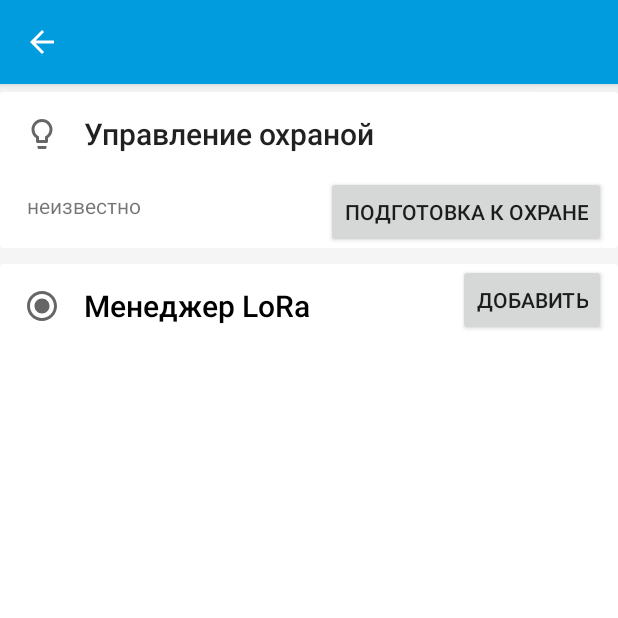
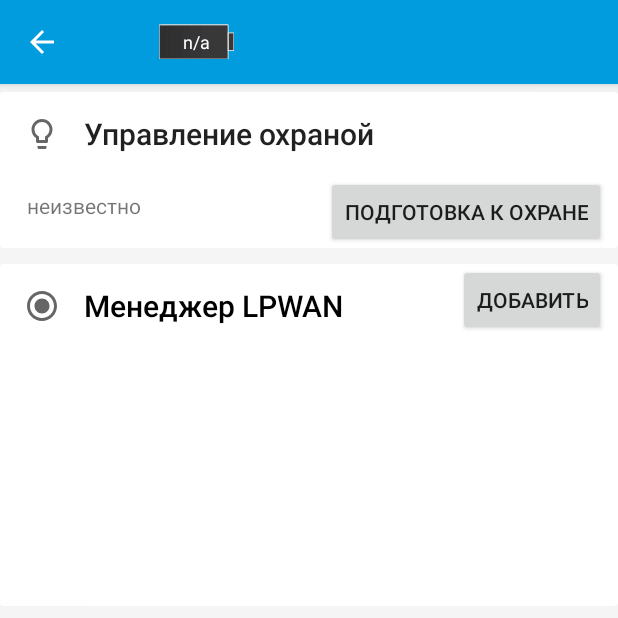
Before and after one commit to SmartTech/Android-nRF-Vega, an Android app: the BlinkyActivity screen opened directly, with no data from a screen before it, on a phone screen of 412 x 824 dp, the top half of it. Run offline under Robolectric (Android 15) with nearby library versions, the phone set to English and light mode, and no system bars; 18 statements that could not run were skipped.

Commit message:
Доработки интерфейса. Добавил температуру из сервиса BAS

```diff
--- a/app/build.gradle
+++ b/app/build.gradle
@@ -9,7 +9,7 @@ android {
         minSdkVersion 18
         targetSdkVersion 27
         versionCode 5
-        versionName "4.0.5"
+        versionName "4.1.0"
         resConfigs "en"
     }
 
--- a/app/src/main/java/no/nordicsemi/android/vega/BlinkyActivity.java
+++ b/app/src/main/java/no/nordicsemi/android/vega/BlinkyActivity.java
@@ -338,7 +338,8 @@ public class BlinkyActivity extends AppCompatActivity implements LoraAdapter.Cli
 		});
 
 		viewModel.getStatusBat().observe(this, value -> {
-			TextView info_bat = findViewById(R.id.info_device_bat_value);
+			//TextView info_bat = findViewById(R.id.info_device_bat_value);
+			TextView info_bat = findViewById(R.id.battery);
 			info_bat.setText(String.valueOf(value) + "%");
 		});
 
--- a/app/src/main/res/layout/activity_blinky.xml
+++ b/app/src/main/res/layout/activity_blinky.xml
@@ -47,7 +47,24 @@
 			android:layout_width="match_parent"
 			android:layout_height="?attr/actionBarSize"
 			android:background="?attr/colorPrimary"
-			app:popupTheme="@style/AppTheme.PopupOverlay" />
+			app:popupTheme="@style/AppTheme.PopupOverlay" >
+
+			<TextView
+				android:id="@+id/battery"
+				android:layout_width="wrap_content"
+				android:layout_height="wrap_content"
+				android:layout_alignParentLeft="true"
+				android:layout_marginLeft="50dp"
+				android:layout_marginTop="8dp"
+				android:background="@drawable/battery"
+				android:freezesText="true"
+				android:gravity="center"
+				android:text="n/a"
+				android:textColor="#FFFFFF"
+				android:textSize="12sp"/>
+
+		</android.support.v7.widget.Toolbar>
+
 
 	</android.support.design.widget.AppBarLayout>
 
@@ -188,6 +205,7 @@
 						android:layout_marginEnd="8dp"
 						android:padding="5dp"
 						android:text="@string/device_battery"
+						android:visibility="gone"
 						app:layout_constraintLeft_toLeftOf="parent"
 						app:layout_constraintTop_toBottomOf="@+id/info_device_temp" />
 
@@ -200,6 +218,7 @@
 						android:padding="5dp"
 						android:text="value"
 						android:gravity="right"
+						android:visibility="gone"
 						app:layout_constraintEnd_toEndOf="parent"
 						app:layout_constraintStart_toEndOf="@+id/info_device_bat"
 						app:layout_constraintTop_toBottomOf="@+id/info_device_temp" />
@@ -316,7 +335,7 @@
 					<ListView
 						android:id="@+id/LoraListView"
 						android:layout_width="match_parent"
-						android:layout_height="200dp"
+						android:layout_height="180dp"
 						app:layout_constraintTop_toBottomOf="@+id/add_lora_item" />
 
 					<Button
--- a/app/src/main/res/layout/activity_splash_screen.xml
+++ b/app/src/main/res/layout/activity_splash_screen.xml
@@ -49,8 +49,8 @@
 		android:layout_gravity="center"
 		android:layout_marginTop="0dp"
 		android:scaleType="center"
-		android:scaleX="1.2"
-		android:scaleY="1.2"
-		android:src="@drawable/logo_v"/>
+		android:scaleX="1.4"
+		android:scaleY="1.4"
+		android:src="@drawable/glosav_logo_portrait"/>
 
 </RelativeLayout>
--- a/app/src/main/res/values/strings.xml
+++ b/app/src/main/res/values/strings.xml
@@ -29,37 +29,35 @@
   -->
 
 <resources>
-    <string name="app_name">VegaSeal</string>
-    <string name="feature_name">TEST</string>
+    <string name="app_name">GlosavES</string>
+    <string name="feature_name">VegaSeal</string>
 
     <string name="title">@string/app_name</string>
 
-    <string name="unknown_device">Unknown Device</string>
-    <string name="title_device_name">Информация</string>
+    <string name="title_arm_control">Управление охраной</string>
+    <string name="title_lora_manager">Менеджер LPWAN</string>
+
+    <string name="arm_check">проверка...</string>
+    <string name="arm_state_prepare">Ожидание троса...</string>
+    <string name="arm_button_prepare">Подготовка к охране</string>
+    <string name="arm_button_arm">Поставить на охрану</string>
+    <string name="arm_button_disarm">Снять с охраны</string>
+    <string name="arm_gamma_error">Ошибка модуля</string>
+    <string name="arm_state_true">Охрана активна</string>
+    <string name="arm_state_false">Охрана снята</string>
+    <string name="arm_state_unknown">неизвестно</string>
+    <string name="arm_state_timeout">Таймаут ожидания</string>
+    <string name="arm_alarm">ТРЕВОГА!</string>
+
     <string name="device_serial_number"><b>Серийный номер</b></string>
     <string name="device_temperature"><b>Температура</b></string>
     <string name="device_battery"><b>Заряд АКБ:</b></string>
     <string name="device_state"><b>Потребление:</b></string>
     <string name="device_oid"><b>OID:</b></string>
     <string name="device_is_sleep"><b>Состояние:</b></string>
-    <string name="title_arm_control">Управление охраной</string>
-    <string name="arm_state">Не активна</string>
-    <string name="arm_button_prepare">Подготовка к охране</string>
-    <string name="arm_button_arm">Поставить на охрану</string>
-    <string name="arm_button_disarm">Снять с охраны</string>
-    <string name="arm_gamma_error">Ошибка модуля</string>
-    <string name="arm_check">проверка...</string>
-    <string name="arm_state_unknown">неизвестно</string>
-    <string name="arm_state_true">Охрана активна</string>
-    <string name="arm_state_false">Охрана снята</string>
-    <string name="arm_state_prepare">Ожидание троса...</string>
-    <string name="arm_state_timeout">Таймаут ожидания</string>
-    <string name="arm_alarm">ТРЕВОГА!</string>
-    <string name="turn_on">On</string>
-    <string name="turn_off">Off</string>
-    <string name="title_led_state">LED</string>
-    <string name="title_lora_manager">Менеджер LoRa</string>
-    <string name="state">State</string>
+
+    <string name="unknown_device">Неизвестное уст-во</string>
+
     <string name="button_unknown">UNKNOWN</string>
     <string name="charge_percent">95%</string>
 
```
Also changed, not shown: app/src/main/java/no/nordicsemi/android/vega/adapter/DevicesAdapter.java (+9 -0 lines), app/src/main/java/no/nordicsemi/android/vega/viewmodels/BlinkyViewModel.java (+4 -4 lines), app/src/main/res/drawable-hdpi/battery.png (added), app/src/main/res/drawable-hdpi/glosav_logo_portrait.png (added), app/src/main/res/drawable-hdpi/nordic_logo.png (deleted), app/src/main/res/drawable-land-xhdpi/nordic_logo.png (deleted), app/src/main/res/drawable-ldpi/glosav_logo_portrait.png (added), app/src/main/res/drawable-mdpi/glosav_logo_portrait.png (added), app/src/main/res/drawable-sw600dp-xhdpi/nordic_logo.png (deleted), app/src/main/res/drawable-xhdpi/glosav_logo_portrait.png (added), app/src/main/res/drawable-xxhdpi/glosav_logo_portrait.png (added), app/src/main/res/drawable-xxxhdpi/glosav_logo_portrait.png (added), 2 other files.
